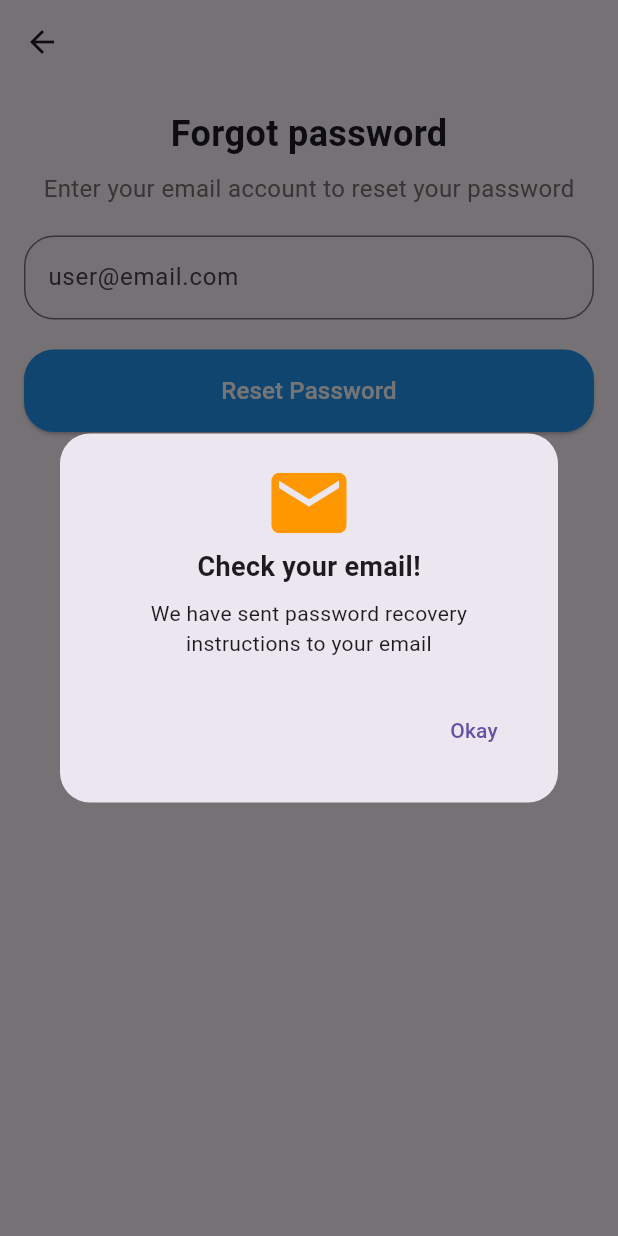
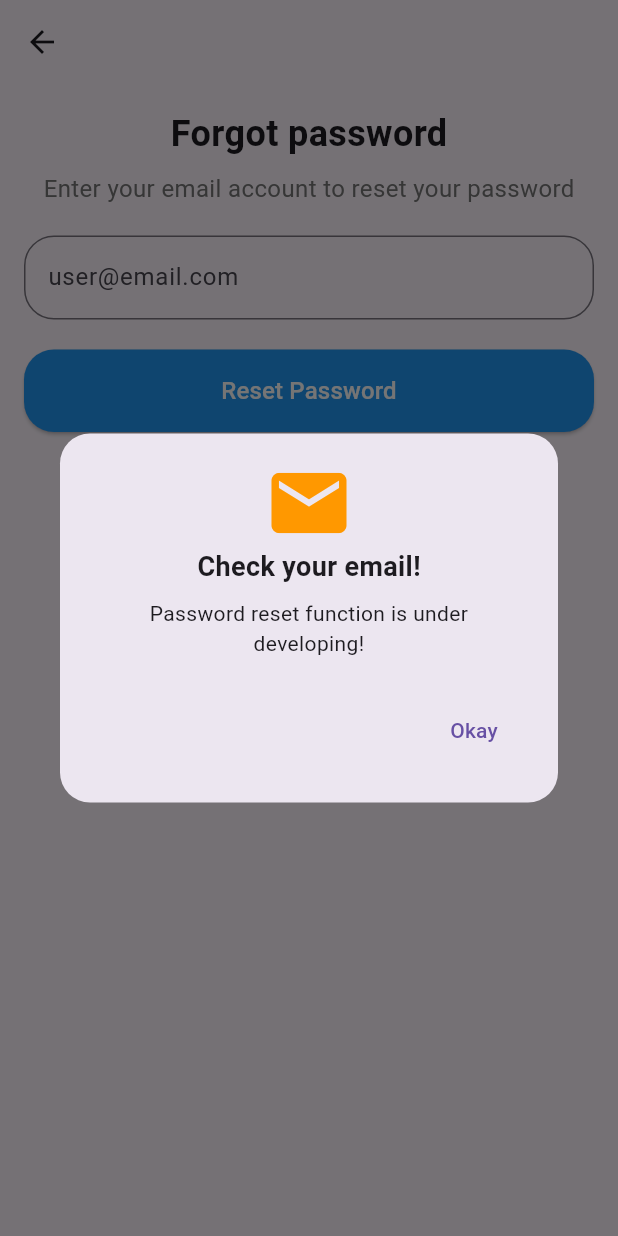
Before and after one commit to ngzh-luke/muict-424prj, a Flutter app: the ForgotPasswordView screen opened directly, after a tap on "Reset Password", on a phone screen of 412 x 824 dp. Run offline on Flutter 3.47's test engine with Material 3 defaults, Android fonts, the light colour scheme and no system bars; our stand-ins replace firebase_auth, firebase_core, google_maps_flutter, table_calendar; accounts and stored records are empty; generated files the repository leaves out were written again; network calls fail.

Commit message:
reorg authen

```diff
--- a/travel_diary_app/lib/main.dart
+++ b/travel_diary_app/lib/main.dart
@@ -6,7 +6,7 @@ import 'src/app.dart';
 import 'src/settings/settings_controller.dart';
 import 'src/settings/settings_service.dart';
 
-void main() async {
+Future<void> main() async {
   WidgetsFlutterBinding.ensureInitialized(); // ensure widgets are binded
 
   // Set up the SettingsController, which will glue user settings to multiple
@@ -19,6 +19,7 @@ void main() async {
 
   await Firebase.initializeApp(
       options: DefaultFirebaseOptions.currentPlatform); // initialize firebase
+  await Future.delayed(const Duration(seconds: 2));
 
   // Run the app and pass in the SettingsController. The app listens to the
   // SettingsController for changes, then passes it further down to the
--- a/travel_diary_app/lib/src/authentication/forgot_password_view.dart
+++ b/travel_diary_app/lib/src/authentication/forgot_password_view.dart
@@ -1,7 +1,7 @@
 import 'package:flutter/material.dart';
 
 class ForgotPasswordView extends StatelessWidget {
-  const ForgotPasswordView({Key? key}) : super(key: key);
+  const ForgotPasswordView({super.key});
 
   static const routeName = '/forgot-password';
 
@@ -13,7 +13,7 @@ class ForgotPasswordView extends StatelessWidget {
           shape: RoundedRectangleBorder(
             borderRadius: BorderRadius.circular(20),
           ),
-          content: Column(
+          content: const Column(
             mainAxisSize: MainAxisSize.min,
             children: <Widget>[
               Icon(
@@ -27,14 +27,18 @@ class ForgotPasswordView extends StatelessWidget {
               ),
               SizedBox(height: 8),
               Text(
-                "We have sent password recovery instructions to your email",
+                "Password reset function is under developing!",
                 textAlign: TextAlign.center,
               ),
+              // Text(
+              //   "We have sent password recovery instructions to your email",
+              //   textAlign: TextAlign.center,
+              // ),
             ],
           ),
           actions: <Widget>[
             TextButton(
-              child: Text('Okay'),
+              child: const Text('Okay'),
               onPressed: () {
                 Navigator.of(context).pop(); // Close the dialog
               },
@@ -56,20 +60,20 @@ class ForgotPasswordView extends StatelessWidget {
         elevation: 0,
       ),
       body: Padding(
-        padding: EdgeInsets.all(16.0),
+        padding: const EdgeInsets.all(16.0),
         child: Column(
           mainAxisSize: MainAxisSize.max,
           mainAxisAlignment: MainAxisAlignment.start,
           crossAxisAlignment: CrossAxisAlignment.center,
           children: [
-            Text(
+            const Text(
               "Forgot password",
               style: TextStyle(
                 fontSize: 24,
                 fontWeight: FontWeight.bold,
               ),
             ),
-            SizedBox(height: 8),
+            const SizedBox(height: 8),
             Text(
               "Enter your email account to reset your password",
               style: TextStyle(
@@ -77,7 +81,7 @@ class ForgotPasswordView extends StatelessWidget {
                 color: Colors.grey[600],
               ),
             ),
-            SizedBox(height: 20),
+            const SizedBox(height: 20),
             TextFormField(
               decoration: InputDecoration(
                 hintText: 'user@email.com',
@@ -87,26 +91,27 @@ class ForgotPasswordView extends StatelessWidget {
               ),
               keyboardType: TextInputType.emailAddress,
             ),
-            SizedBox(height: 20),
+            const SizedBox(height: 20),
             SizedBox(
               width: double.infinity, // match_parent
               child: ElevatedButton(
                 onPressed: () {
                   // Call the reset password dialog
+
                   _showResetPasswordDialog(context);
                 },
-                child: Text(
-                  'Reset Password',
-                  style: TextStyle(fontSize: 16),
-                ),
                 style: ElevatedButton.styleFrom(
                   foregroundColor: Colors.white,
                   backgroundColor: Colors.blue,
-                  padding: EdgeInsets.all(16.0),
-                  minimumSize: Size(double.infinity, 50),
+                  padding: const EdgeInsets.all(16.0),
+                  minimumSize: const Size(double.infinity, 50),
                   shape: RoundedRectangleBorder(
                     borderRadius: BorderRadius.circular(20),
                   ),
+                ),
+                child: const Text(
+                  'Reset Password',
+                  style: TextStyle(fontSize: 16),
                 ),
               ),
             ),
--- a/travel_diary_app/pubspec.yaml
+++ b/travel_diary_app/pubspec.yaml
@@ -22,6 +22,7 @@ dependencies:
   flutter_form_builder: ^9.2.1
   form_builder_validators: ^9.1.0
   firebase_auth: ^4.17.8
+  get: ^4.4.6
 
 dev_dependencies:
   flutter_test:
```
Also changed, not shown: travel_diary_app/lib/src/authentication/auth_logic.dart (+31 -2 lines), travel_diary_app/lib/src/authentication/authen.dart (deleted, +0 -26 lines), travel_diary_app/lib/src/authentication/login_view.dart (+5 -53 lines), travel_diary_app/lib/src/authentication/signup_view.dart (+3 -76 lines), travel_diary_app/lib/src/home_page/home_view.dart (+2 -36 lines), travel_diary_app/lib/src/user_object.dart (added, +132 -0 lines), 3 other files.
